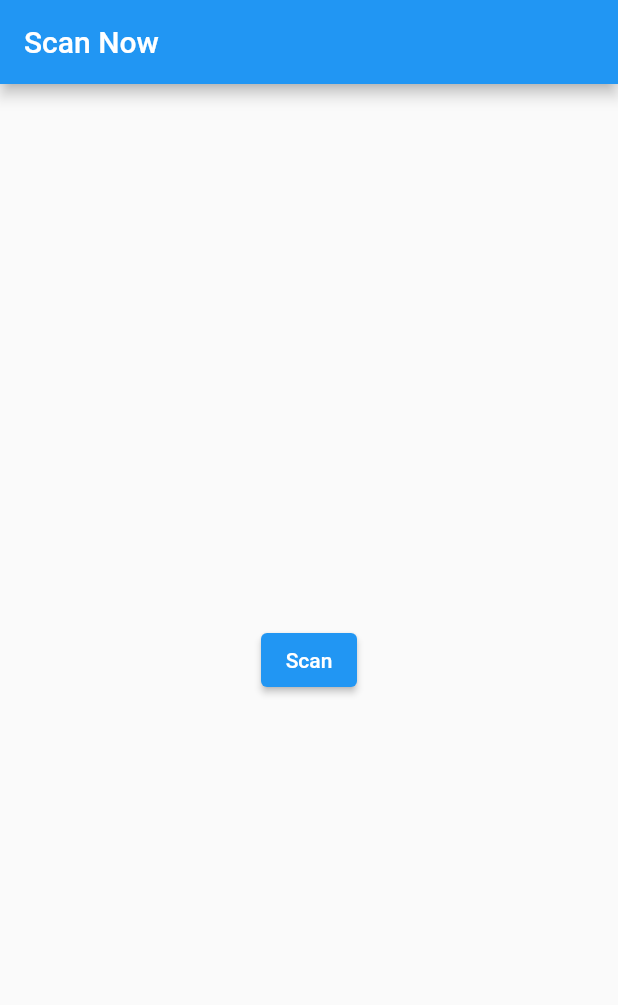
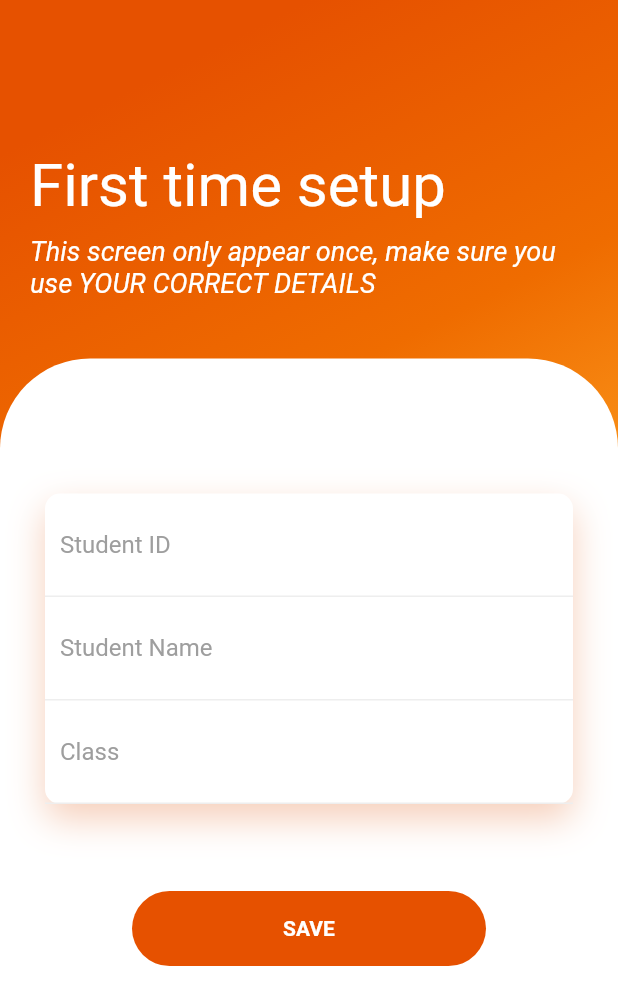
Before and after one commit to nezerly/scan_screen, a Flutter app: the screen it shows after launch, on a phone screen of 412 x 824 dp. Shown: the top 1005 px of the screen. Run offline on Flutter 3.47's test engine with Material 2 defaults, Android fonts, the phone set to English and light mode, and no system bars; our stand-ins replace flutter_easyloading, fluttertoast, shared_preferences, simple_animations, supercharged; missing offline and left inert: barcode_scan2.

Commit message:
updated to finish

```diff
--- /dev/null
+++ b/lib/animation/FadeAnimation.dart
@@ -0,0 +1,39 @@
+import 'package:flutter/material.dart';
+import 'package:simple_animations/simple_animations.dart';
+import 'package:supercharged/supercharged.dart';
+
+enum AniProps { opacity, translateY }
+
+class FadeAnimation extends StatelessWidget {
+  final double delay;
+  final Widget child;
+
+  FadeAnimation(this.delay, this.child);
+
+  @override
+  Widget build(BuildContext context) {
+    final tween = MultiTween<AniProps>()
+      ..add(AniProps.opacity, 0.0.tweenTo(1.0), 500.milliseconds)
+      ..add(AniProps.translateY, (-30.0).tweenTo(0.0), 500.milliseconds,
+          Curves.easeOut);
+    /*
+    final tween = MultiTrackTween([
+      Track("opacity").add(Duration(milliseconds: 500), Tween(begin: 0.0, end: 1.0)),
+      Track("translateY").add(
+          Duration(milliseconds: 500), Tween(begin: -30.0, end: 0.0),
+          curve: Curves.easeOut)
+    ]);*/
+
+    return PlayAnimation<MultiTweenValues<AniProps>>(
+      delay: Duration(milliseconds: (500 * delay).round()),
+      duration: tween.duration,
+      tween: tween,
+      child: child,
+      builder: (context, child, value) => Opacity(
+        opacity: value.get(AniProps.opacity),
+        child: Transform.translate(
+            offset: Offset(0, value.get(AniProps.translateY)), child: child),
+      ),
+    );
+  }
+}
--- a/lib/main.dart
+++ b/lib/main.dart
@@ -1,8 +1,12 @@
 
+import 'package:flutter_easyloading/flutter_easyloading.dart';
+import 'package:scan_screen/screens/saveUserDetails.dart';
 import 'package:scan_screen/screens/scanScreen.dart';
 
 import 'package:flutter/material.dart';
 
 void main() => runApp(MaterialApp(
-  home: ScanScreen(),
+  debugShowCheckedModeBanner: false,
+  home: SaveUserDetails(),
+  builder: EasyLoading.init(),
 ));
--- /dev/null
+++ b/lib/screens/saveUserDetails.dart
@@ -0,0 +1,274 @@
+import 'dart:async';
+
+import 'package:flutter/material.dart';
+import 'package:flutter_easyloading/flutter_easyloading.dart';
+import 'package:fluttertoast/fluttertoast.dart';
+import 'package:scan_screen/animation/FadeAnimation.dart';
+import 'package:scan_screen/screens/scanScreen.dart';
+import 'package:scan_screen/services/user.dart';
+
+class SaveUserDetails extends StatefulWidget {
+  @override
+  _SaveUserDetailsState createState() => _SaveUserDetailsState();
+}
+
+void configLoading() {
+  EasyLoading.instance
+    ..displayDuration = const Duration(milliseconds: 2000)
+    ..indicatorType = EasyLoadingIndicatorType.fadingCircle
+    ..loadingStyle = EasyLoadingStyle.dark
+    ..indicatorSize = 45.0
+    ..radius = 10.0
+    ..progressColor = Colors.yellow
+    ..backgroundColor = Colors.green
+    ..indicatorColor = Colors.yellow
+    ..textColor = Colors.yellow
+    ..maskColor = Colors.blue.withOpacity(0.5)
+    ..userInteractions = true
+    ..dismissOnTap = false;
+}
+
+class _SaveUserDetailsState extends State<SaveUserDetails> {
+  Timer? _timer;
+  FToast fToast = FToast();
+
+  final textController_1 = TextEditingController();
+  final textController_2 = TextEditingController();
+  final textController_3 = TextEditingController();
+
+  @override
+  void initState() {
+    super.initState();
+    fToast = FToast();
+    fToast.init(context);
+    isUser().then((v) => {
+          if (v == true) {print("I'm staying")} else {print("I'm going")}
+        });
+  }
+
+  @override
+  Widget build(BuildContext context) {
+    return Scaffold(
+      body: Container(
+        width: double.infinity,
+        decoration: BoxDecoration(
+            gradient: LinearGradient(begin: Alignment.topCenter, colors: [
+          Color(0xFFE65100),
+          Color(0xFFEF6C00),
+          Color(0xFFFFA726)
+        ])),
+        child: Column(
+          crossAxisAlignment: CrossAxisAlignment.start,
+          children: <Widget>[
+            SizedBox(
+              height: 80,
+            ),
+            Padding(
+              padding: EdgeInsets.all(20),
+              child: Column(
+                crossAxisAlignment: CrossAxisAlignment.start,
+                children: <Widget>[
+                  FadeAnimation(
+                      1,
+                      Text(
+                        "First time setup",
+                        style: TextStyle(color: Colors.white, fontSize: 40),
+                      )),
+                  SizedBox(
+                    height: 10,
+                  ),
+                  FadeAnimation(
+                      1.3,
+                      Text(
+                        "This screen only appear once, make sure you use YOUR CORRECT DETAILS",
+                        style: TextStyle(
+                            color: Colors.white,
+                            fontSize: 18,
+                            fontStyle: FontStyle.italic),
+                      )),
+                ],
+              ),
+            ),
+            SizedBox(height: 20),
+            Expanded(
+              child: Container(
+                decoration: BoxDecoration(
+                    color: Colors.white,
+                    borderRadius: BorderRadius.only(
+                        topLeft: Radius.circular(60),
+                        topRight: Radius.circular(60))),
+                child: SingleChildScrollView(
+                  child: Padding(
+                    padding: EdgeInsets.all(30),
+                    child: Column(
+                      children: <Widget>[
+                        SizedBox(
+                          height: 60,
+                        ),
+                        FadeAnimation(
+                            1.4,
+                            Container(
+                              decoration: BoxDecoration(
+                                  color: Colors.white,
+                                  borderRadius: BorderRadius.circular(10),
+                                  boxShadow: [
+                                    BoxShadow(
+                                        color: Color.fromRGBO(225, 95, 27, .3),
+                                        blurRadius: 20,
+                                        offset: Offset(0, 10))
+                                  ]),
+                              child: Column(
+                                children: <Widget>[
+                                  Container(
+                                    padding: EdgeInsets.all(10),
+                                    decoration: BoxDecoration(
+                                        border: Border(
+                                            bottom: BorderSide(
+                                                color: Color(0xFFEEEEEE)))),
+                                    child: TextField(
+                                      controller: textController_1,
+                                      decoration: InputDecoration(
+                                          hintText: "Student ID",
+                                          hintStyle:
+                                              TextStyle(color: Colors.grey),
+                                          border: InputBorder.none,
+                                          floatingLabelBehavior:
+                                              FloatingLabelBehavior.always),
+                                    ),
+                                  ),
+                                  Container(
+                                    padding: EdgeInsets.all(10),
+                                    decoration: BoxDecoration(
+                                        border: Border(
+                                            bottom: BorderSide(
+                                                color: Color(0xFFEEEEEE)))),
+                                    child: TextField(
+                                      controller: textController_2,
+                                      decoration: InputDecoration(
+                                          hintText: "Student Name",
+                                          hintStyle:
+                                              TextStyle(color: Colors.grey),
+                                          border: InputBorder.none),
+                                    ),
+                                  ),
+                                  Container(
+                                    padding: EdgeInsets.all(10),
+                                    decoration: BoxDecoration(
+                                        border: Border(
+                                            bottom: BorderSide(
+                                                color: Color(0xFFEEEEEE)))),
+                                    child: TextField(
+                                      controller: textController_3,
+                                      decoration: InputDecoration(
+                                          hintText: "Class",
+                                          hintStyle:
+                                              TextStyle(color: Colors.grey),
+                                          border: InputBorder.none),
+                                    ),
+                                  ),
+                                ],
+                              ),
+                            )),
+                        SizedBox(
+                          height: 50,
+                        ),
+
+                        TextButton(
+                          child: FadeAnimation(
+                              1.6,
+                              Container(
+                                height: 50,
+                                margin: EdgeInsets.symmetric(horizontal: 50),
+                                decoration: BoxDecoration(
+                                    borderRadius: BorderRadius.circular(50),
+                                    color: Colors.orange[900]),
+                                child: Center(
+                                  child: TextButton(
+                                    child: Text(
+                                      "SAVE",
+                                      style: TextStyle(
+                                          color: Colors.white,
+                                          fontWeight: FontWeight.bold),
+                                    ),
+                                    onPressed: checkTextFieldEmptyOrNot,
+                                  ),
+                                ),
+                              )),
+                          onPressed: checkTextFieldEmptyOrNot,
+                        ),
+                        SizedBox(
+                          height: 50,
+                        ),
+                        SizedBox(
+                          height: 30,
+                        ),
+                      ],
+                    ),
+                  ),
+                ),
+              ),
+            )
+          ],
+        ),
+      ),
+    );
+  }
+
+  _startSave(index, name, clas) {
+    save(index, name, clas);
+    Navigator.pushReplacement(
+      context,
+      MaterialPageRoute(builder: (context) {
+        return ScanScreen();
+      }),
+    );
+  }
+
+  checkTextFieldEmptyOrNot() {
+    // Creating 3 String Variables.
+    String student_id, student_name, student_class;
+
+    // Getting Value From Text Field and Store into String Variable
+    student_id = textController_1.text;
+    student_name = textController_2.text;
+    student_class = textController_3.text;
+
+    // Checking all TextFields.
+    if (student_id == '' || student_name == '' || student_class == '') {
+      try {
+        _showToast();
+      } catch (e) {
+        print(e.toString());
+      }
+    } else {
+      _startSave(student_id, student_name, student_class);
+    }
+  }
+  _showToast() {
+    Widget toast = Container(
+      padding: const EdgeInsets.symmetric(horizontal: 24.0, vertical: 12.0),
+      decoration: BoxDecoration(
+        borderRadius: BorderRadius.circular(25.0),
+        color: Colors.redAccent,
+      ),
+      child: Row(
+        mainAxisSize: MainAxisSize.min,
+        children: [
+          Icon(Icons.cancel_sharp),
+          SizedBox(
+            width: 12.0,
+          ),
+          Text("All fields must be completed accordingly"),
+        ],
+      ),
+    );
+
+
+    fToast.showToast(
+      child: toast,
+      gravity: ToastGravity.BOTTOM,
+      toastDuration: Duration(seconds: 2),
+    );
+
+  }
+}
--- /dev/null
+++ b/lib/services/user.dart
@@ -0,0 +1,35 @@
+
+
+import 'package:shared_preferences/shared_preferences.dart';
+
+save(index, name, clas) async {
+  final prefs = await SharedPreferences.getInstance();
+  final key = 'my_int_key';
+  final value = 42;
+  prefs.setString('index', index);
+  prefs.setString('name', name);
+  prefs.setString('class', clas);
+  final all = prefs.get('index');
+  print('saved $all');
+}
+
+read() async {
+  final prefs = await SharedPreferences.getInstance();
+  final key = 'index';
+  final value = prefs.getString(key) ?? null;
+  return key;
+}
+remove() async{
+  final prefs = await SharedPreferences.getInstance();
+  return prefs.clear();
+}
+
+isUser() async{
+  SharedPreferences prefs = await SharedPreferences.getInstance();
+
+  final id = prefs.getString('index') ?? null;
+  if (id != null) {
+    return true;
+  }
+  return false;
+}
```
Also changed, not shown: lib/screens/scanScreen.dart (+53 -16 lines), lib/services/php_service.dart (+16 -12 lines), pubspec.yaml (+10 -0 lines), assets/icon/icon.png (added), assets/images/background.png (added), assets/images/clock.png (added), assets/images/light-1.png (added), assets/images/light-2.png (added), assets/images/motivation.png (added), lib/models/user.dart (added), pubspec.lock, 23 other files.
